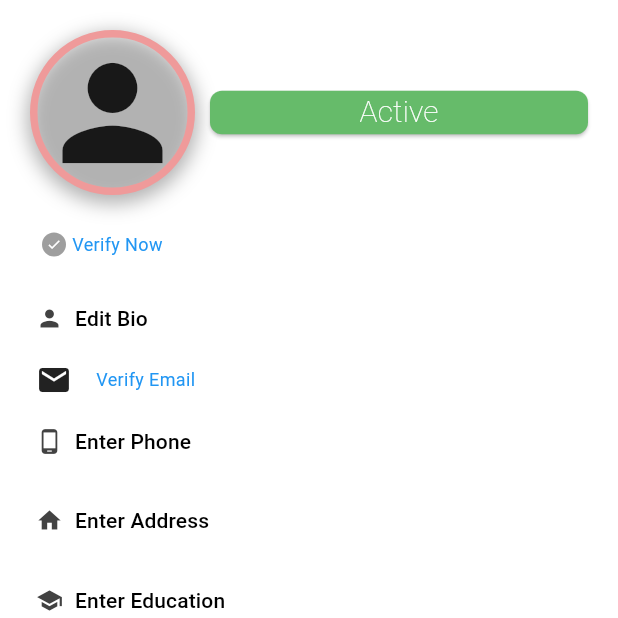
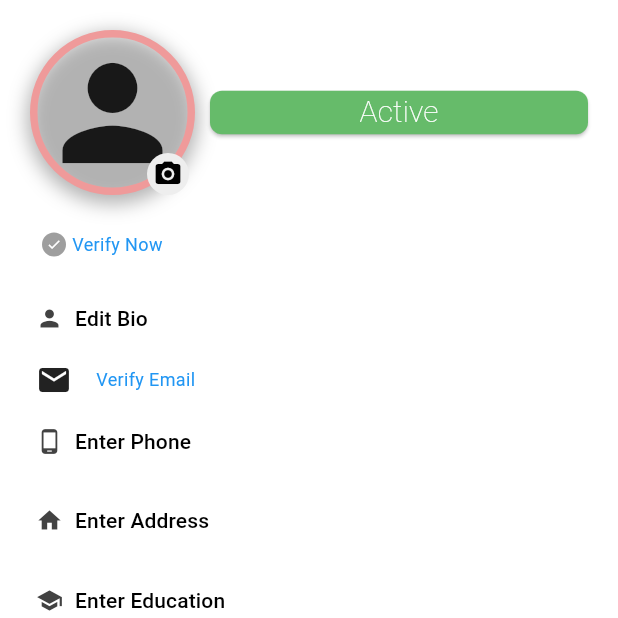
Before and after one commit to Aabro098/edventure, a Flutter app: the ProfileScreen screen opened by its route, on a phone screen of 412 x 824 dp, the top half of it. Run offline on Flutter 3.47's test engine with Material 3 defaults, Android fonts, the phone set to English and light mode, and no system bars; our stand-ins replace curved_navigation_bar, dio, flutter_map, image_picker, latlong2, location and 4 more; missing offline and left inert: flutter_map_cancellable_tile_provider; accounts and stored records are empty; network calls fail.

Commit message:
making the changes

```diff
--- a/lib/Screens/Profile Screen/profile_screen.dart
+++ b/lib/Screens/Profile Screen/profile_screen.dart
@@ -13,6 +13,7 @@ import 'package:edventure/utils/snackbar.dart';
 import 'package:edventure/utils/text_button.dart';
 import 'package:flutter/material.dart';
 import 'package:flutter_map/flutter_map.dart';
+import 'package:image_picker/image_picker.dart';
 import 'package:latlong2/latlong.dart';
 import 'package:location/location.dart';
 import 'package:provider/provider.dart';
@@ -37,7 +38,7 @@ class _ProfileScreenState extends State<ProfileScreen> {
   bool _isBio = false;
   late bool isAvailable;
   bool isLoading = false;
-
+  XFile? _image;
   final reviewService = ReviewService(baseUrl: uri);
 
   late TextEditingController aboutController;
@@ -340,6 +341,29 @@ class _ProfileScreenState extends State<ProfileScreen> {
     });
   }
 
+  Future<void> pickImage() async{
+    final XFile? pickedFile = await ImagePicker().pickImage(source: ImageSource.gallery , imageQuality: 25);
+    if(pickedFile !=null){
+      setState(() {
+        _image = pickedFile;
+      });
+      try{
+        // ignore: use_build_context_synchronously
+        await AuthService().updateUser(imageFile: _image, context : context);
+
+        // ignore: use_build_context_synchronously
+        ScaffoldMessenger.of(context).showSnackBar(
+          SnackBar(content: Text('Profile Updated Successfully!!'))
+        );
+      }catch(e){
+        // ignore: use_build_context_synchronously
+        ScaffoldMessenger.of(context).showSnackBar(
+          SnackBar(content: Text(e.toString()))
+        );
+      }
+    }
+  }
+
   @override
   Widget build(BuildContext context) {
     final user = Provider.of<UserProvider>(context).user;
@@ -367,6 +391,8 @@ class _ProfileScreenState extends State<ProfileScreen> {
                   padding: const EdgeInsets.all(8.0),
                   child: Row(
                     children: [
+                      Stack(
+                        children: [
                           Container(
                             decoration: BoxDecoration(
                               shape: BoxShape.circle,
@@ -387,9 +413,29 @@ class _ProfileScreenState extends State<ProfileScreen> {
                             child: user.profileImage.isNotEmpty
                             ? CircleAvatar(
                               radius: 80,
-                          backgroundImage: AssetImage(user.profileImage),
+                              backgroundImage: NetworkImage('$uri${user.profileImage}'),
                             )
                             : const Icon(Icons.person, size: 100),
+                          ),
+                          Positioned(
+                            bottom: 0,
+                            right: 4,
+                            child: ClipOval(
+                              child: GestureDetector(
+                                onTap: pickImage,
+                                child: Container(
+                                  padding: const EdgeInsets.all(4),
+                                  color: Colors.grey[200],
+                                  child: const Icon(
+                                    Icons.camera_alt,
+                                    color: Colors.black,
+                                    size: 20,
+                                  ),
+                                ),
+                              ),
+                            ),
+                          ),
+                        ],
                       ),
                       const SizedBox(width: 10,),
                       Expanded(
--- a/lib/Widgets/user_card.dart
+++ b/lib/Widgets/user_card.dart
@@ -1,4 +1,5 @@
 
+import 'package:edventure/constants/variable.dart';
 import 'package:edventure/models/user.dart';
 import 'package:flutter/material.dart';
 import '../utils/profile_avatar.dart';
@@ -19,7 +20,7 @@ class UserCard extends StatelessWidget {
       child: Row(
         mainAxisSize: MainAxisSize.min,
         children: [
-          ProfileAvatar(image: user.profileImage),
+          ProfileAvatar(image: '$uri${user.profileImage}'),
           const SizedBox(width: 8.0),
           Flexible(
             child:Text(
--- a/lib/Widgets/user_details.dart
+++ b/lib/Widgets/user_details.dart
@@ -1,4 +1,5 @@
 import 'package:edventure/Widgets/stars.dart';
+import 'package:edventure/constants/variable.dart';
 import 'package:edventure/models/user.dart';
 import 'package:flutter/material.dart';
 
@@ -39,7 +40,7 @@ class UserDetails extends StatelessWidget {
               child: user.profileImage.isNotEmpty
               ? CircleAvatar(
                 radius: 90,
-                backgroundImage: AssetImage(user.profileImage),
+                backgroundImage: NetworkImage('$uri${user.profileImage}'),
               )
               : const Icon(Icons.person, size: 100),
             ),
--- a/lib/constants/variable.dart
+++ b/lib/constants/variable.dart
@@ -1,2 +1,2 @@
-const String uri = "http://192.168.1.6:3000";
+const String uri = "http://192.168.1.5:3000";
 const String appMoto = '"Learn and share ;\nTechnically and Globally" ';
--- a/lib/main.dart
+++ b/lib/main.dart
@@ -46,7 +46,8 @@ class _MyAppState extends State<MyApp> {
         ),
       ),
       onGenerateRoute: (settings) => generateRoute(settings),
-      home: FutureBuilder(
+      home: ScaffoldMessenger(
+        child: FutureBuilder(
           future: _initializeUserData(),
           builder: (context, snapshot) {
             if (snapshot.connectionState == ConnectionState.waiting) {
@@ -64,6 +65,7 @@ class _MyAppState extends State<MyApp> {
             }
           },
         ),
+      ),
     );
   }
 }
--- a/pubspec.yaml
+++ b/pubspec.yaml
@@ -28,6 +28,7 @@ dependencies:
   intl: ^0.17.0
   pinput: ^5.0.0
   timeago: ^3.3.0
+  dio: ^5.7.0
 
 dev_dependencies:
   flutter_test:
```
Also changed, not shown: lib/Screens/Map Screen/map_screen.dart (+6 -6 lines), lib/Services/auth_services.dart (+34 -41 lines), pubspec.lock, 4 other files. Lines whose indentation alone changed are shown as unchanged.
